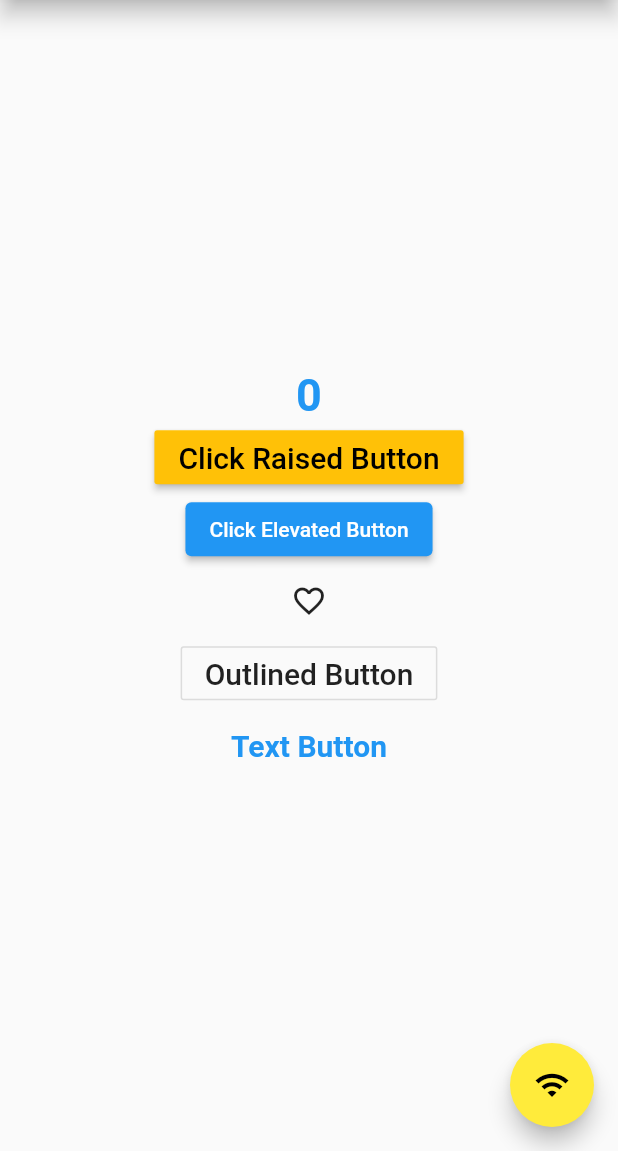
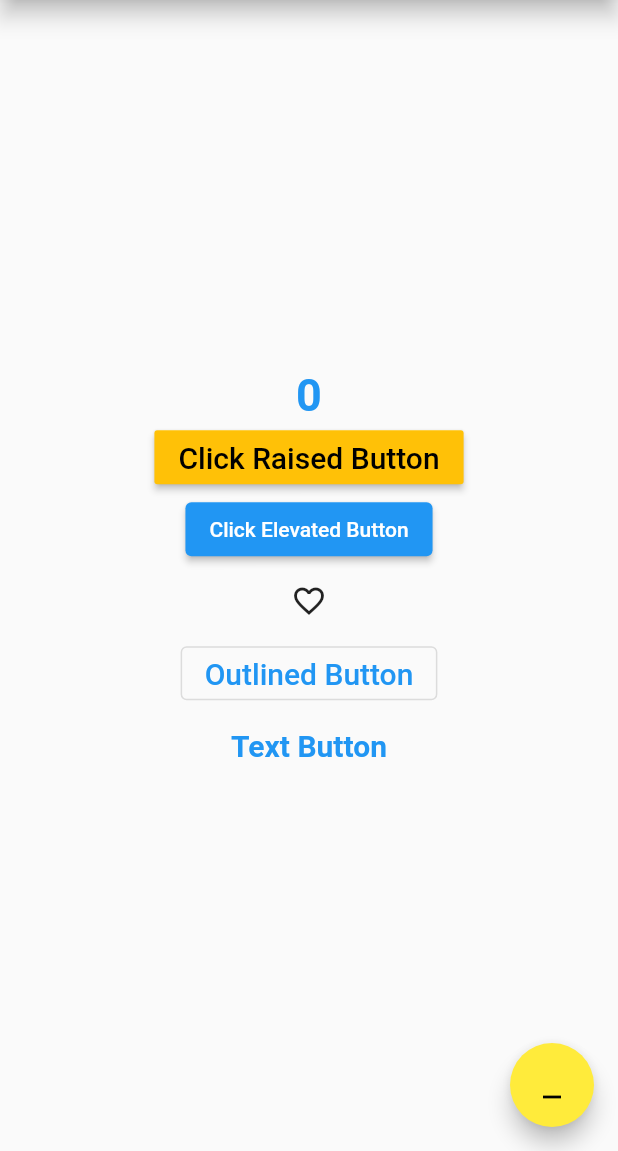
Before and after one commit to kumarkd69/widgetdemo, a Flutter app: the screen it shows after launch, on a phone screen of 412 x 824 dp, the part 85-1236 px from its top. Run offline on Flutter 3.47's test engine with Material 2 defaults, Android fonts, the phone set to English and light mode, and no system bars; our stand-ins replace google_fonts.

Commit message:
Edited Widget Code

```diff
--- a/lib/main.dart
+++ b/lib/main.dart
@@ -10,6 +10,7 @@ class MyApp extends StatelessWidget {
   @override
   Widget build(BuildContext context) {
     return MaterialApp(
+      debugShowCheckedModeBanner: false,
       title: 'Flutter Demo',
       theme: ThemeData(
         primarySwatch: Colors.blue,
@@ -40,7 +41,7 @@ class _MyHomePageState extends State<MyHomePage> {
           });
           print('Floating button clicked $counter');
         },
-        child: Icon(Icons.wifi),
+        child: Icon(Icons.minimize),
         foregroundColor: Colors.black,
         backgroundColor: Colors.yellow,
         elevation: 6.0,
@@ -92,7 +93,7 @@ class _MyHomePageState extends State<MyHomePage> {
               },
               icon: Icon(Icons.favorite_border_sharp),
             ),
-            OutlineButton(
+            OutlinedButton(
               onPressed: () {},
               child: Text(
                 'Outlined Button',
@@ -100,8 +101,7 @@ class _MyHomePageState extends State<MyHomePage> {
                   fontSize: 20.0,
                 ),
               ),
-              focusColor: Colors.blue,
-              hoverColor: Colors.blue,
+              autofocus: true,
             ),
             TextButton(
               onPressed: () {},
@@ -113,6 +113,7 @@ class _MyHomePageState extends State<MyHomePage> {
                 ),
               ),
             ),
+
           ],
         ),
       ),
```
Also changed, not shown: pubspec.lock.
